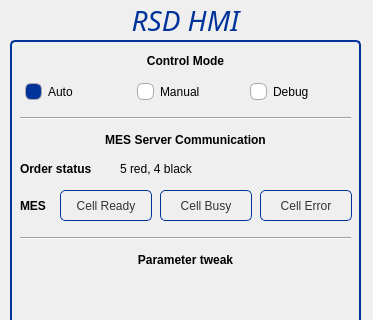
The window that RC_HMI/src/HMIWidget.ui (rsbGroup1/rc_rsd) describes before a commit, drawn with Qt 5; both pictures show x 0 to 373 and y 0 to 320 of the 373 by 933 pixel window.
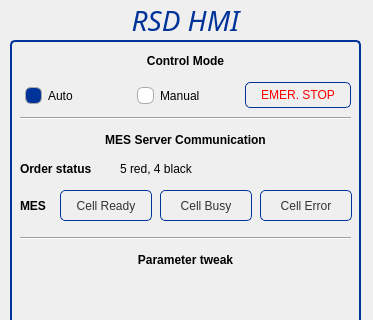
The same window after the commit.

```diff
--- a/RC_HMI/src/HMIWidget.ui
+++ b/RC_HMI/src/HMIWidget.ui
@@ -437,7 +437,7 @@
       <x>10</x>
       <y>40</y>
       <width>331</width>
-      <height>24</height>
+      <height>31</height>
      </rect>
     </property>
     <layout class="QHBoxLayout" name="horizontalLayout_5">
@@ -509,31 +509,40 @@
       </widget>
      </item>
      <item>
-      <widget class="QRadioButton" name="_cbDebug">
+      <widget class="QPushButton" name="_btnEmStop">
+       <property name="font">
+        <font>
+         <weight>50</weight>
+         <bold>false</bold>
+        </font>
+       </property>
        <property name="focusPolicy">
         <enum>Qt::NoFocus</enum>
        </property>
        <property name="styleSheet">
-        <string notr="true">QRadioButton::indicator::unchecked { 
-	border: 1px solid darkgray; 
-	border-radius: 6px; 
-	background-color: white; 
-	width: 15px; 
-	height: 15px; 
-	margin-left: 5px;
+        <string notr="true">QPushButton {
+color: red;
+border: 1px solid #003399;
+border-radius: 5px;
+padding: 5px;
+min-width: 80px;
 }
 
-QRadioButton::indicator::checked { 
-	border: 1px solid darkgray; 
-	border-radius: 6px; 
-	background-color: #003399; 
-	width: 15px; 
-	height: 15px; 
-	margin-left: 5px;
-}</string>
+QPushButton:hover {
+background: qradialgradient(cx: 0.4, cy: -0.1,
+fx: 0.9, fy: -0.1,
+radius: 10.35, stop: 0 #fff, stop: 1 #003399);
+}
+
+QPushButton:pressed {
+background: qradialgradient(cx: 0.4, cy: -0.1,
+fx: 0.9, fy: -0.1,
+radius: 5.35, stop: 0 #fff, stop: 1 #003399);
+}
+</string>
        </property>
        <property name="text">
-        <string>Debug</string>
+        <string>EMER. STOP</string>
        </property>
       </widget>
      </item>
```
